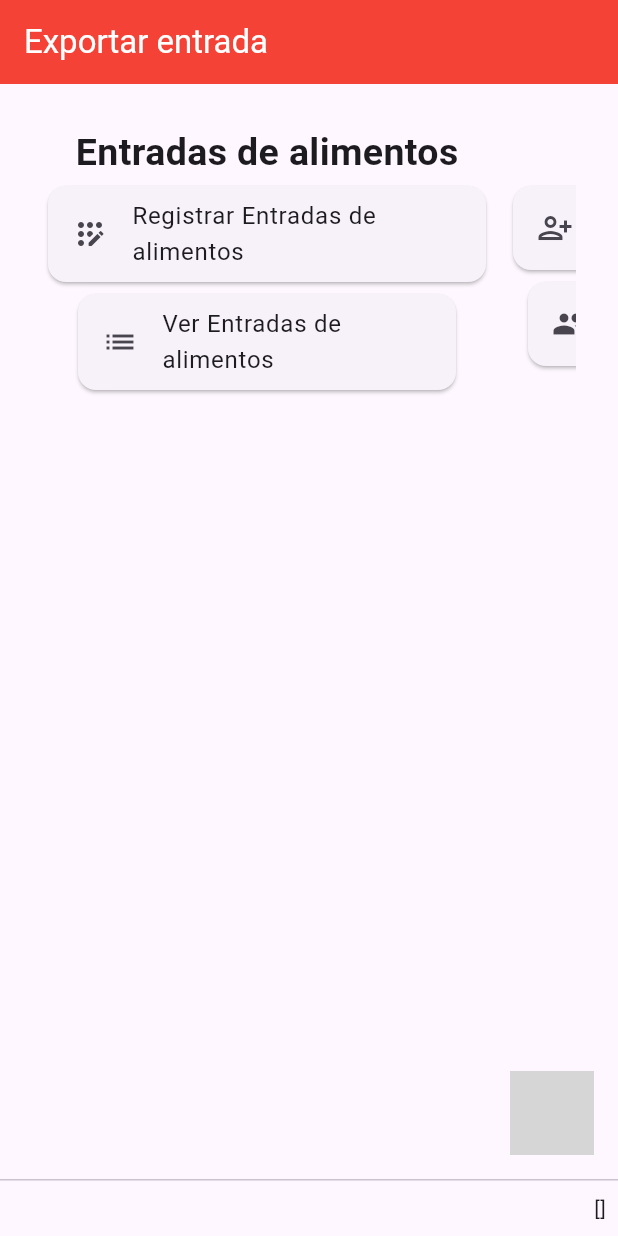
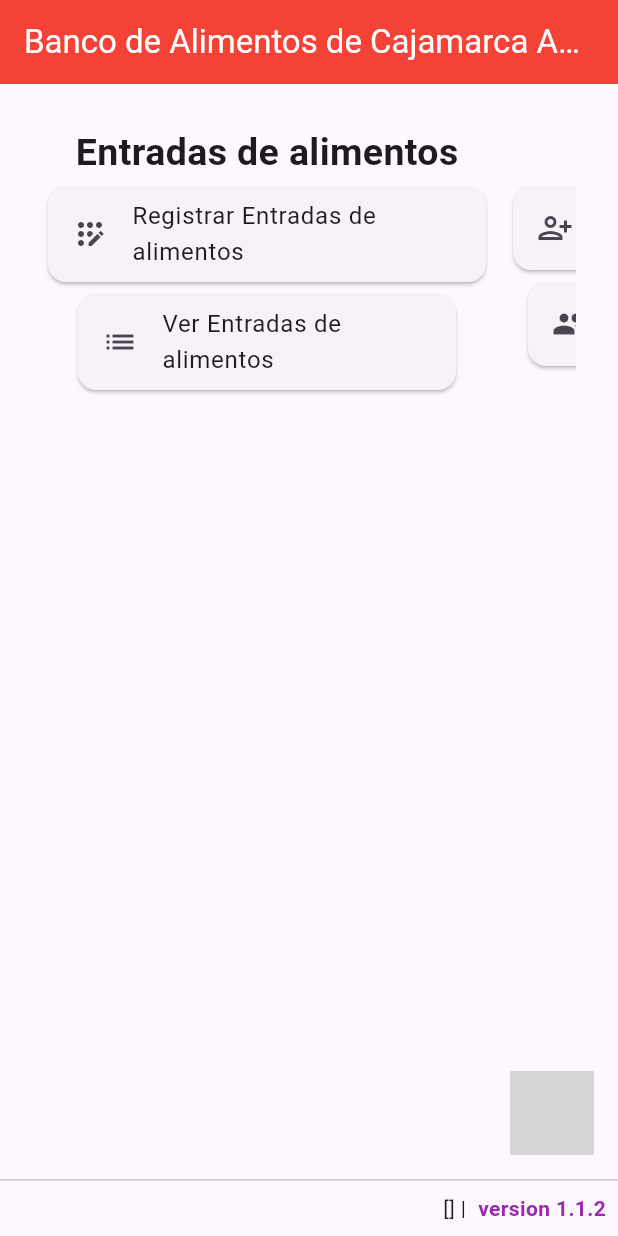
Before and after one commit to 4dominic888/Banco-Alimentos-Cajamarca-App, a Flutter app: the screen it shows after launch, on a phone screen of 412 x 824 dp. Run offline on Flutter 3.47's test engine with Material 3 defaults, Android fonts, the phone set to English and light mode, and no system bars; drawn by our look-alikes of overlay_support; our stand-ins replace dartx, dropdown_search, file_picker, flutter_svg, get_it, jwt_decoder and 3 more; missing offline and left inert: animated_floating_buttons, double_linked_list, drop_down_search_field, excel, file_selector, simple_file_saver and 1 more; statements that could not run were skipped; grey boxes are pictures that could not be loaded.

Commit message:
vista de version

```diff
--- a/lib/main.dart
+++ b/lib/main.dart
@@ -19,11 +19,15 @@ import 'package:flutter/material.dart';
 import 'package:flutter_localizations/flutter_localizations.dart';
 import 'package:get_it/get_it.dart';
 import 'package:overlay_support/overlay_support.dart';
+import 'package:package_info_plus/package_info_plus.dart';
+
+String version = '';
 
 Future<void> main() async {
 
   WidgetsFlutterBinding.ensureInitialized();
   await setupLocator();
+  version = (await PackageInfo.fromPlatform()).version;
 
   //* Get the instance of employee
   await GetIt.I<EmployeeGeneralState>().refreshEmployee();
@@ -163,14 +167,16 @@ class _RouterScreenState extends State<_RouterScreen> {
   @override
   Widget build(BuildContext context) {
     return Scaffold(
-        appBar: AppBar(backgroundColor: Colors.red, foregroundColor: Colors.white, title: const Text("Exportar entrada")),
+        appBar: AppBar(backgroundColor: Colors.red, foregroundColor: Colors.white, title: const Text("Banco de Alimentos de Cajamarca App")),
         persistentFooterButtons: [
           if(_isLoading) const CircularProgressIndicator(),
           Text(_employeeGeneralState.employee.dni),
           Text(_employeeGeneralState.employee.nombre),
-          Text('[${_employeeGeneralState.employee.typesStr}]'),
+          Text('[${_employeeGeneralState.employee.typesStr}] |'),
+          Text('version $version', style: const TextStyle(color: Colors.purple, fontWeight: FontWeight.bold)),
           // Text(AuthUtils.refreshToken ?? 'no token')
         ],
+
         floatingActionButton: AnimatedFloatingActionButton(
           key: _fabKey,
           fabButtons: AuthUtils.refreshToken == null ?
```
